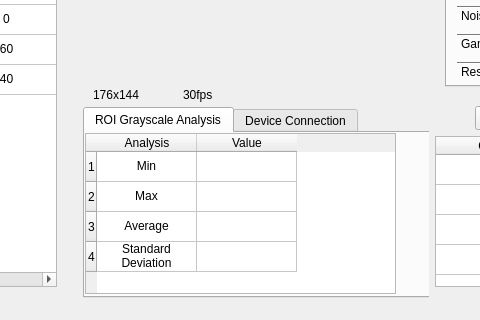
Qt form mainwindow.ui (yuranxue272181/WPIMQP) before a commit; both pictures show x 144 to 624 and y 262 to 582 of the 800 by 582 pixel window.
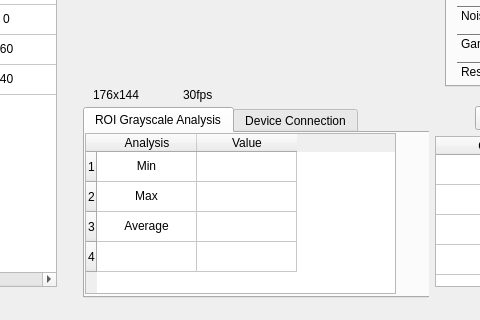
The same form after that commit. The open tabs and pages were chosen to show the change.

Diff of the .ui file:
```diff
--- a/mainwindow.ui
+++ b/mainwindow.ui
@@ -230,6 +230,9 @@
        </property>
       </item>
       <item row="0" column="1">
+       <property name="text">
+        <string/>
+       </property>
        <property name="textAlignment">
         <set>AlignCenter</set>
        </property>
@@ -243,6 +246,9 @@
        </property>
       </item>
       <item row="1" column="1">
+       <property name="text">
+        <string/>
+       </property>
        <property name="textAlignment">
         <set>AlignCenter</set>
        </property>
@@ -265,7 +271,7 @@
       </item>
       <item row="3" column="0">
        <property name="text">
-        <string>Standard Deviation</string>
+        <string/>
        </property>
        <property name="textAlignment">
         <set>AlignCenter</set>
```
Left out of the diff: 28 changed lines with no effect on the pictures.
